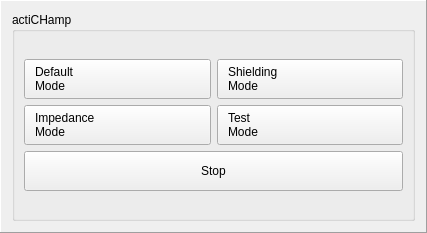
Qt form res/frmActiChampOnline.ui (mcsltd/PyCorderPlus) before a commit.
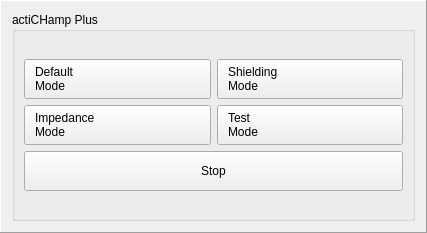
The same form after that commit. Icons and pictures are not drawn.

Commit message: Rename UI elements

The edit to the form file:
```diff
--- a/res/frmActiChampOnline.ui
+++ b/res/frmActiChampOnline.ui
@@ -23,7 +23,7 @@
    <item row="0" column="0">
     <widget class="QGroupBox" name="groupBoxMode">
      <property name="title">
-      <string>actiCHamp</string>
+      <string>actiCHamp Plus</string>
      </property>
      <property name="flat">
       <bool>false</bool>
```
The commit also changes 4 other files.
